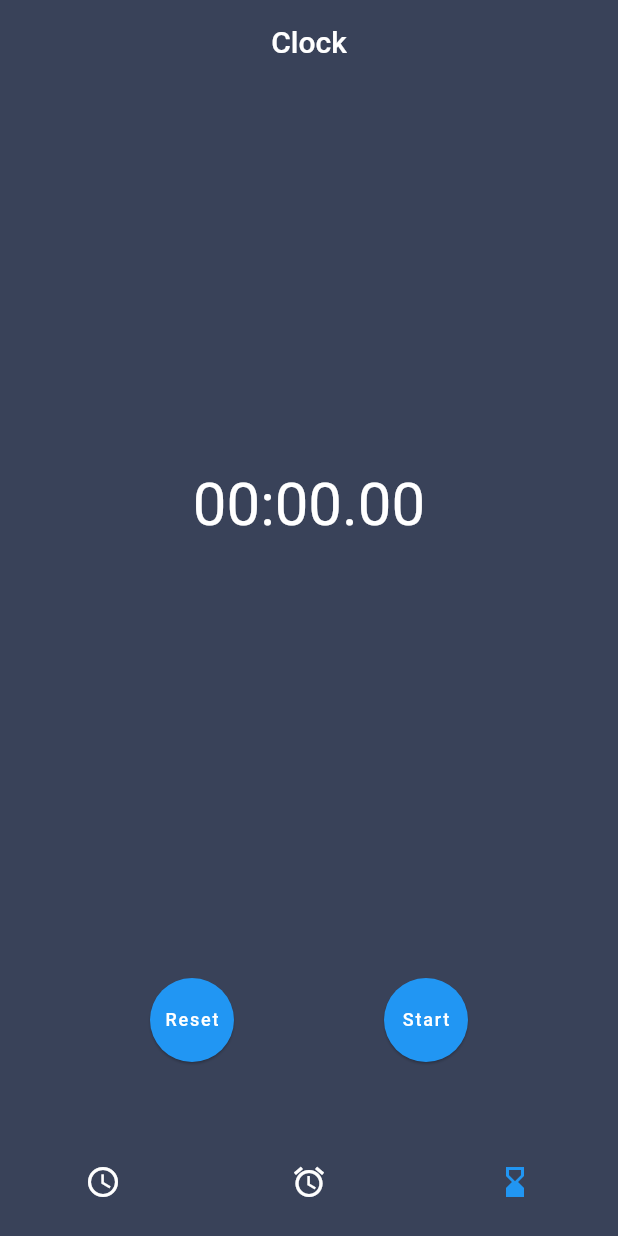
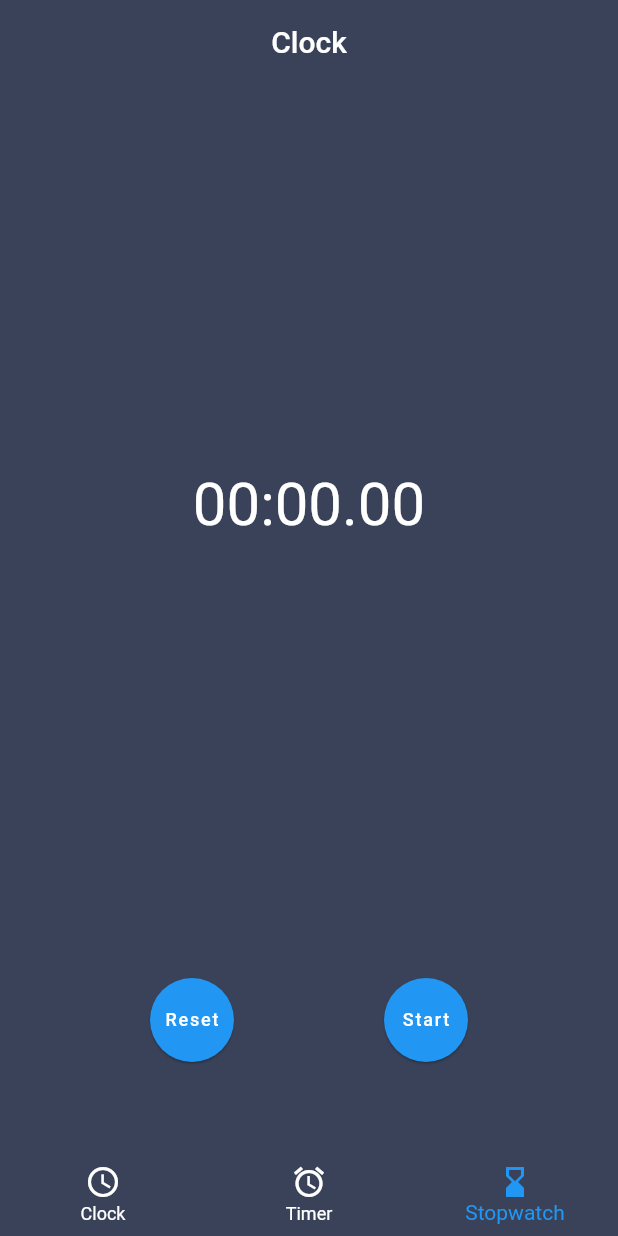
Before and after one commit to Nandanrmenon/hbclock, a Flutter app: the screen it shows after launch, swiped to page 3, on a phone screen of 412 x 824 dp. Run offline on Flutter 3.47's test engine with Material 2 defaults, Android fonts, the light colour scheme and no system bars; our stand-ins replace analog_clock.

Commit message:
code clean up

```diff
--- a/lib/main.dart
+++ b/lib/main.dart
@@ -2,8 +2,6 @@ import 'package:flutter/material.dart';
 import 'package:hbclock/pages/clock.dart';
 import 'package:hbclock/pages/stopwatch.dart';
 import 'package:hbclock/pages/timer.dart';
-import 'dart:async';
-import 'package:intl/intl.dart';
 
 void main() {
   runApp(MyApp());
@@ -33,7 +31,6 @@ class MyHomePage extends StatefulWidget {
 }
 
 class _MyHomePageState extends State<MyHomePage> {
-
   PageController _pageController;
   int _page = 0;
 
@@ -79,13 +76,10 @@ class _MyHomePageState extends State<MyHomePage> {
         unselectedItemColor: Colors.white,
         selectedItemColor: Colors.blue,
         items: <BottomNavigationBarItem>[
+          BottomNavigationBarItem(icon: Icon(Icons.access_time), label: "Clock"),
+          BottomNavigationBarItem(icon: Icon(Icons.alarm), label: "Timer"),
           BottomNavigationBarItem(
-              icon: Icon(Icons.access_time,), label: ""),
-          BottomNavigationBarItem(
-              icon: Icon(Icons.alarm),
-              label: ""),
-          BottomNavigationBarItem(
-              icon: Icon(Icons.hourglass_bottom),label: ""),
+              icon: Icon(Icons.hourglass_bottom), label: "Stopwatch"),
         ],
         onTap: navigationTapped,
         type: BottomNavigationBarType.fixed,
--- a/lib/pages/clock.dart
+++ b/lib/pages/clock.dart
@@ -1,6 +1,4 @@
 import 'package:flutter/material.dart';
-import 'dart:async';
-import 'package:intl/intl.dart';
 import 'package:analog_clock/analog_clock.dart';
 
 class Clock extends StatefulWidget {
```
